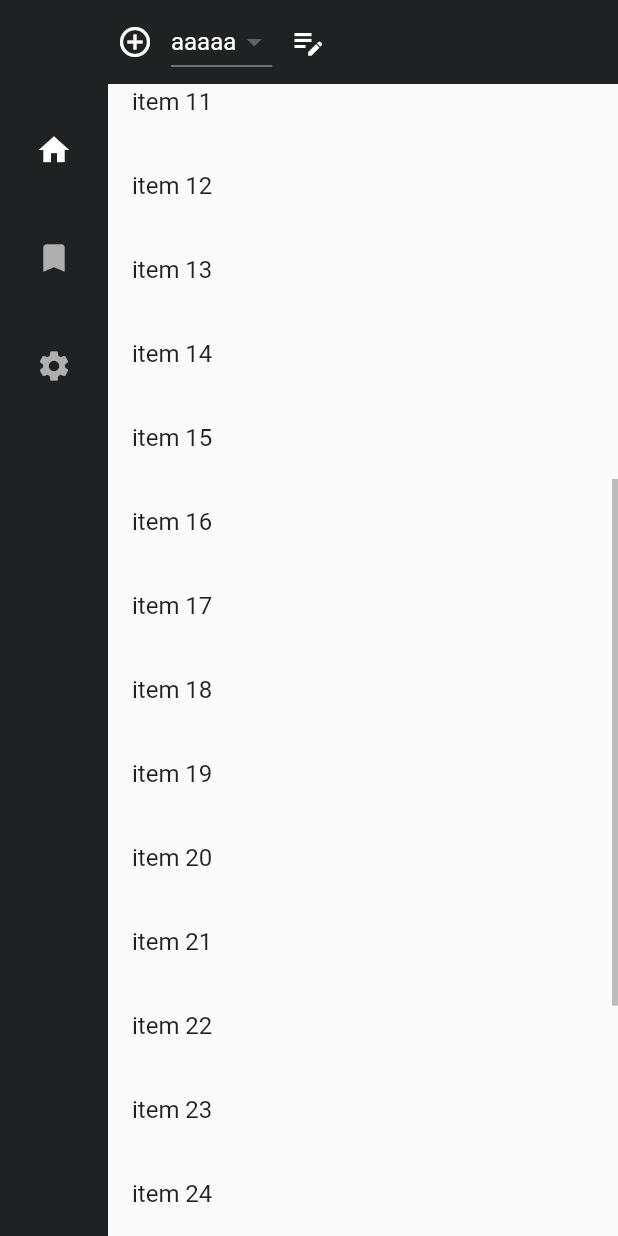
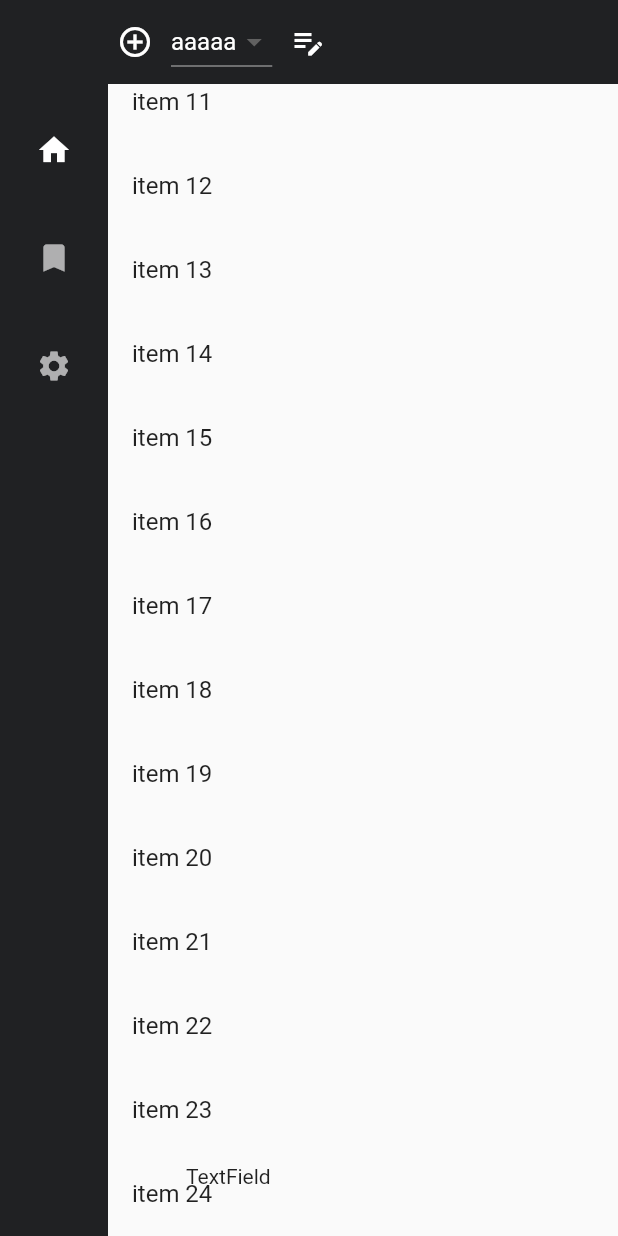
Before and after one commit to webcyou-org/GPT-prompt-manager, a Flutter app: the screen it shows after launch, scrolled down 576 dp, on a phone screen of 412 x 824 dp. Run offline on Flutter 3.47's test engine with Material 2 defaults, Android fonts, the phone set to English and light mode, and no system bars.

Commit message:
refactor: 💡 home message list

```diff
--- a/lib/home_page.dart
+++ b/lib/home_page.dart
@@ -21,19 +21,29 @@ class HomePageState extends State<HomePage> {
         children: [
           const SideMenu(),
           Expanded(
-              child: Scrollbar(
-                  child: SingleChildScrollView(
-                      child: Column(
-            children: [
-              const MessageList(),
-              // Container(
-              //   margin: EdgeInsets.all(8.0),
-              //   child: TextField(
-              //     decoration: InputDecoration(hintText: "Input"),
-              //   ),
-              // ),
-            ],
-          )))),
+            child: Stack(
+              children: [
+                SingleChildScrollView(
+                    child: Column(
+                  children: const [
+                    MessageList(),
+                  ],
+                )),
+                Positioned(
+                  left: 40,
+                  bottom: 20,
+                  height: 40,
+                  child: Container(
+                      margin: EdgeInsets.all(12.0),
+                      height: 20,
+                      // child: TextField(
+                      //   decoration: InputDecoration(hintText: "Input"),
+                      // ),
+                      child: const Text('TextField')),
+                )
+              ],
+            ),
+          )
         ],
       ),
     );
```
